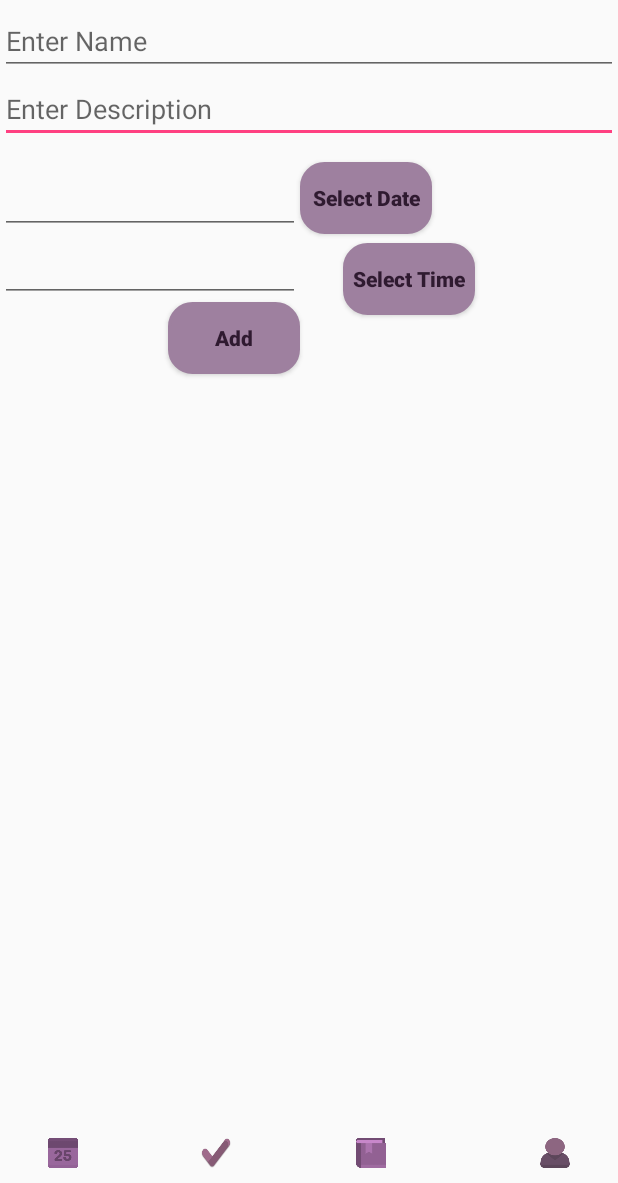
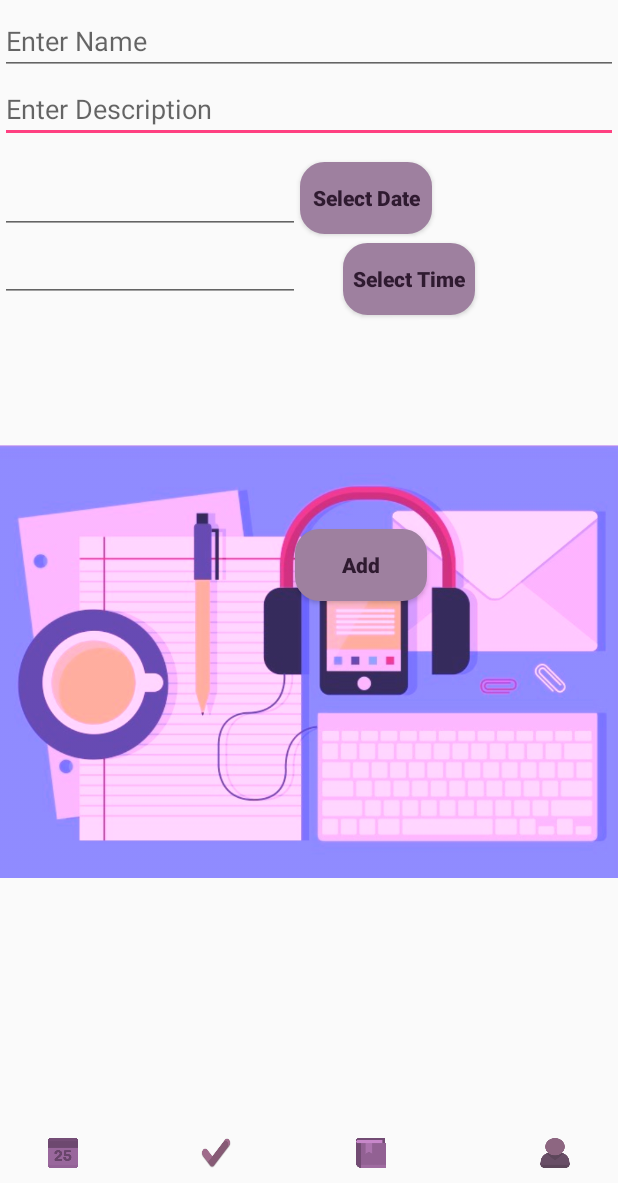
Before and after one commit to Lyle-Stevenson/YouDoApp, an Android app: the AddEventActivity screen opened directly, with no data from a screen before it, on a phone screen of 412 x 824 dp, the part 53-1236 px from its top. Run offline under Robolectric (Android 15) with nearby library versions, the phone set to English and light mode, and no system bars.

Commit message:
Added three images.

```diff
--- a/app/src/main/res/layout/activity_add_event.xml
+++ b/app/src/main/res/layout/activity_add_event.xml
@@ -17,7 +17,7 @@
         android:layout_height="wrap_content"
         android:layout_alignParentBottom="true"
         android:layout_marginBottom="10dp"
-        />
+        android:id="@+id/include2" />
     <Button
         android:id="@+id/buttonEventTime"
         android:layout_width="wrap_content"
@@ -56,8 +56,9 @@
         android:id="@+id/buttonAddEvent"
         android:layout_width="wrap_content"
         android:layout_height="wrap_content"
-        android:layout_alignEnd="@+id/editEventTime"
-        android:layout_below="@+id/editEventTime"
+        android:layout_alignEnd="@+id/buttonEventTime"
+        android:layout_centerVertical="true"
+        android:layout_marginEnd="32dp"
         android:background="@drawable/button_bg_rounded_corners"
         android:onClick="addEventButtonClicked"
         android:text="Add"
@@ -95,4 +96,14 @@
         android:layout_alignParentStart="true"
         android:layout_below="@+id/editEventDate" />
 
+    <ImageView
+        android:id="@+id/imageView6"
+        android:layout_width="wrap_content"
+        android:layout_height="wrap_content"
+        android:layout_alignParentStart="true"
+        android:layout_alignTop="@+id/buttonEventTime"
+        android:layout_marginTop="33dp"
+        android:elevation="-10dp"
+        app:srcCompat="@drawable/image3" />
+
 </RelativeLayout>
```
Also changed, not shown: app/src/main/res/layout/activity_add_date.xml (+13 -2 lines), app/src/main/res/layout/activity_add_goal.xml (+9 -1 lines), app/src/main/res/drawable/image2.jpg (added), app/src/main/res/drawable/image3.jpg (added), app/src/main/res/drawable/image4.png (added).
